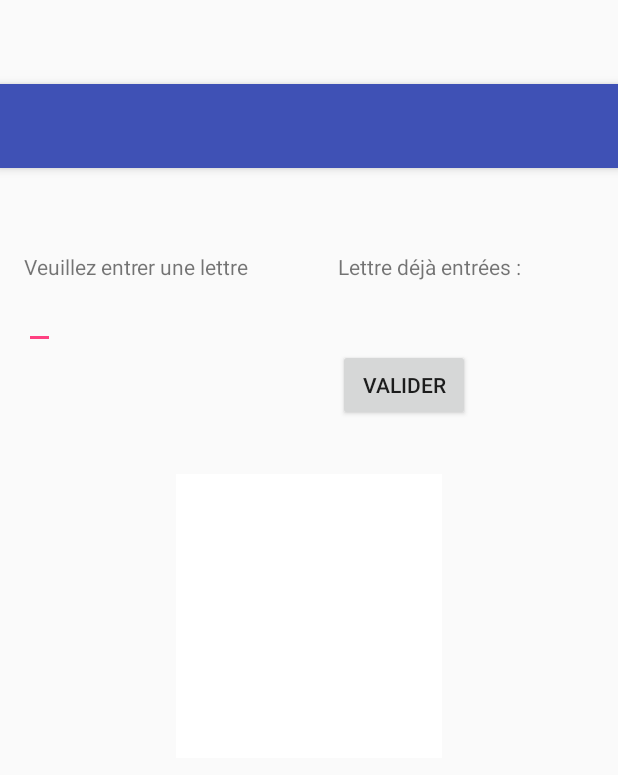
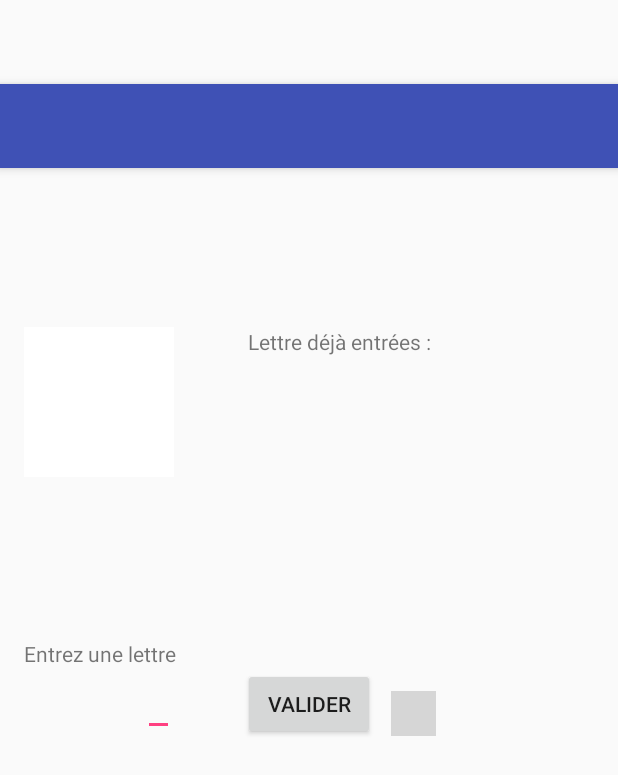
Before and after one commit to PixCyan/sudokuPendu, an Android app: the layout activity_pendu.xml on its own in the app's theme, with its tools: preview values and no code run, on a phone screen of 412 x 824 dp. Shown: the top 775 px of the screen. Run offline under Robolectric (Android 15) with nearby library versions, the phone set to English and light mode, and no system bars; grey boxes are pictures that could not be loaded.

Commit message:
Finish Pendu

```diff
--- a/app/src/main/res/layout/content_pendu.xml
+++ b/app/src/main/res/layout/content_pendu.xml
@@ -12,39 +12,39 @@
 
     <LinearLayout
         android:orientation="horizontal"
-        android:layout_width="wrap_content"
-        android:layout_height="wrap_content"
+        android:layout_width="match_parent"
+        android:layout_height="50dp"
         android:id="@+id/layout">
+
     </LinearLayout>
 
     <TextView
         android:layout_width="match_parent"
         android:layout_height="wrap_content"
-        android:text="Veuillez entrer une lettre"
-        android:layout_marginTop="40dp"
+        android:text="Entrez une lettre"
         android:id="@+id/textView"
-        android:layout_below="@+id/layout"
-        android:layout_alignParentRight="true"
-        android:layout_alignParentEnd="true" />
+        android:layout_above="@+id/editText"
+        android:layout_alignParentLeft="true"
+        android:layout_alignParentStart="true" />
 
     <EditText
         android:layout_width="wrap_content"
         android:layout_height="wrap_content"
         android:id="@+id/editText"
-        android:layout_alignParentLeft="true"
-        android:layout_alignParentStart="true"
-        android:layout_below="@+id/textView" />
+        android:layout_centerVertical="true"
+        android:layout_alignRight="@+id/imgPendu"
+        android:layout_alignEnd="@+id/imgPendu" />
 
     <TextView
         android:layout_width="wrap_content"
         android:layout_height="wrap_content"
         android:text="Lettre déjà entrées : "
-        android:layout_marginRight="45dp"
-        android:layout_marginEnd="45dp"
-        android:id="@+id/textView2"
-        android:layout_above="@+id/editText"
-        android:layout_alignRight="@+id/textView"
-        android:layout_alignEnd="@+id/textView" />
+        android:id="@+id/lEntrees"
+        android:layout_marginLeft="49dp"
+        android:layout_marginStart="49dp"
+        android:layout_alignTop="@+id/imgPendu"
+        android:layout_toRightOf="@+id/imgPendu"
+        android:layout_toEndOf="@+id/imgPendu" />
 
     <Button
         android:layout_width="wrap_content"
@@ -52,18 +52,28 @@
         android:text="Valider"
         android:id="@+id/valider"
         android:onClick="valider"
-        android:layout_below="@+id/editText"
-        android:layout_alignLeft="@+id/textView2"
-        android:layout_alignStart="@+id/textView2" />
+        android:layout_below="@+id/textView"
+        android:layout_centerHorizontal="true" />
 
     <ImageView
-        android:layout_width="wrap_content"
-        android:layout_height="wrap_content"
         android:id="@+id/imgPendu"
         android:background="@drawable/pendu1"
-        android:layout_below="@+id/valider"
-        android:layout_centerHorizontal="true"
-        android:layout_marginTop="35dp" />
+        android:layout_width="100dp"
+        android:layout_height="100dp"
+        android:layout_below="@+id/layout"
+        android:layout_alignParentLeft="true"
+        android:layout_alignParentStart="true"
+        android:layout_marginTop="40dp" />
 
+    <ImageView
+        android:layout_width="30dp"
+        android:layout_height="30dp"
+        android:id="@+id/indice"
+        android:background="@drawable/icone_ampoule"
+        android:layout_alignBottom="@+id/editText"
+        android:layout_alignRight="@+id/lEntrees"
+        android:layout_alignEnd="@+id/lEntrees"
+        android:clickable="true"
+        android:onClick="afficherIndice"/>
 
 </RelativeLayout>
```
Also changed, not shown: app/src/main/java/com/raffennn/sudoku/MainActivity.java (+40 -2 lines), app/src/main/java/com/raffennn/sudoku/Pendu_Activity.java (+27 -26 lines), app/src/main/java/com/raffennn/sudoku/data/DAOMot.java (+1 -13 lines), 2 other files.
